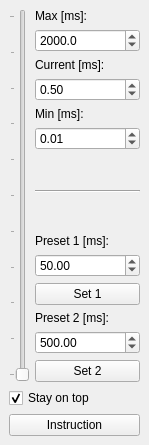
The window that extensions/camera_exposure_controller/camera_exposure_controller.ui (The-Thomas-Lab-UCL/orm-iris) describes before a commit, drawn with Qt 5.
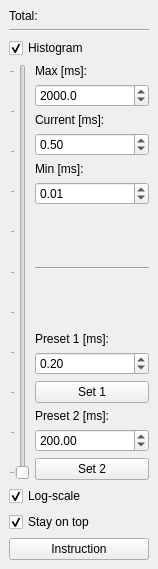
The same window after the commit.

Commit message:
Update: Log and histogram - camera exposure controller
The slider can now be linear or logarithmic
Also shows a histogram of the image brightness

Patch:
```diff
--- a/extensions/camera_exposure_controller/camera_exposure_controller.ui
+++ b/extensions/camera_exposure_controller/camera_exposure_controller.ui
@@ -6,8 +6,8 @@
    <rect>
     <x>0</x>
     <y>0</y>
-    <width>149</width>
-    <height>445</height>
+    <width>158</width>
+    <height>569</height>
    </rect>
   </property>
   <property name="windowTitle">
@@ -17,23 +17,7 @@
    <layout class="QVBoxLayout" name="verticalLayout">
     <item>
      <layout class="QGridLayout" name="main_layout">
-      <item row="0" column="1">
-       <widget class="QLabel" name="label">
-        <property name="sizePolicy">
-         <sizepolicy hsizetype="Minimum" vsizetype="Fixed">
-          <horstretch>0</horstretch>
-          <verstretch>0</verstretch>
-         </sizepolicy>
-        </property>
-        <property name="text">
-         <string>Max [ms]:</string>
-        </property>
-        <property name="alignment">
-         <set>Qt::AlignmentFlag::AlignBottom|Qt::AlignmentFlag::AlignLeading|Qt::AlignmentFlag::AlignLeft</set>
-        </property>
-       </widget>
-      </item>
-      <item row="3" column="1">
+      <item row="7" column="1">
        <widget class="QDoubleSpinBox" name="spin_curr_ms">
         <property name="sizePolicy">
          <sizepolicy hsizetype="MinimumExpanding" vsizetype="Maximum">
@@ -52,40 +36,130 @@
         </property>
        </widget>
       </item>
-      <item row="5" column="1">
-       <widget class="QDoubleSpinBox" name="spin_min_ms">
+      <item row="10" column="1">
+       <spacer name="verticalSpacer">
+        <property name="orientation">
+         <enum>Qt::Orientation::Vertical</enum>
+        </property>
+        <property name="sizeHint" stdset="0">
+         <size>
+          <width>20</width>
+          <height>40</height>
+         </size>
+        </property>
+       </spacer>
+      </item>
+      <item row="1" column="0" colspan="2">
+       <widget class="QLabel" name="lbl_total">
+        <property name="text">
+         <string>Total:</string>
+        </property>
+       </widget>
+      </item>
+      <item row="8" column="1">
+       <widget class="QLabel" name="label_3">
         <property name="sizePolicy">
-         <sizepolicy hsizetype="MinimumExpanding" vsizetype="Maximum">
+         <sizepolicy hsizetype="Minimum" vsizetype="Fixed">
           <horstretch>0</horstretch>
           <verstretch>0</verstretch>
          </sizepolicy>
         </property>
-        <property name="decimals">
-         <number>2</number>
+        <property name="text">
+         <string>Min [ms]:</string>
         </property>
-        <property name="maximum">
-         <double>100000.000000000000000</double>
-        </property>
-        <property name="value">
-         <double>0.010000000000000</double>
+        <property name="alignment">
+         <set>Qt::AlignmentFlag::AlignBottom|Qt::AlignmentFlag::AlignLeading|Qt::AlignmentFlag::AlignLeft</set>
         </property>
        </widget>
       </item>
-      <item row="12" column="1">
+      <item row="16" column="1">
        <widget class="QLabel" name="label_5">
         <property name="text">
          <string>Preset 2 [ms]:</string>
         </property>
        </widget>
       </item>
-      <item row="9" column="1">
+      <item row="21" column="0" colspan="2">
+       <widget class="QPushButton" name="btn_instruction">
+        <property name="text">
+         <string>Instruction</string>
+        </property>
+       </widget>
+      </item>
+      <item row="12" column="1">
+       <spacer name="verticalSpacer_2">
+        <property name="orientation">
+         <enum>Qt::Orientation::Vertical</enum>
+        </property>
+        <property name="sizeHint" stdset="0">
+         <size>
+          <width>20</width>
+          <height>40</height>
+         </size>
+        </property>
+       </spacer>
+      </item>
+      <item row="0" column="0" colspan="2">
+       <layout class="QVBoxLayout" name="lyt_histogram"/>
+      </item>
+      <item row="14" column="1">
+       <widget class="QDoubleSpinBox" name="spin_preset1_ms">
+        <property name="maximum">
+         <double>100000.000000000000000</double>
+        </property>
+        <property name="value">
+         <double>0.200000000000000</double>
+        </property>
+       </widget>
+      </item>
+      <item row="4" column="1">
+       <widget class="QLabel" name="label">
+        <property name="sizePolicy">
+         <sizepolicy hsizetype="Minimum" vsizetype="Fixed">
+          <horstretch>0</horstretch>
+          <verstretch>0</verstretch>
+         </sizepolicy>
+        </property>
+        <property name="text">
+         <string>Max [ms]:</string>
+        </property>
+        <property name="alignment">
+         <set>Qt::AlignmentFlag::AlignBottom|Qt::AlignmentFlag::AlignLeading|Qt::AlignmentFlag::AlignLeft</set>
+        </property>
+       </widget>
+      </item>
+      <item row="13" column="1">
        <widget class="QLabel" name="label_4">
         <property name="text">
          <string>Preset 1 [ms]:</string>
         </property>
        </widget>
       </item>
-      <item row="0" column="0" rowspan="15">
+      <item row="3" column="0" colspan="2">
+       <widget class="QCheckBox" name="chk_histogram">
+        <property name="text">
+         <string>Histogram</string>
+        </property>
+        <property name="checked">
+         <bool>true</bool>
+        </property>
+       </widget>
+      </item>
+      <item row="18" column="1">
+       <widget class="QPushButton" name="btn_preset2">
+        <property name="text">
+         <string>Set 2</string>
+        </property>
+       </widget>
+      </item>
+      <item row="11" column="1">
+       <widget class="Line" name="line">
+        <property name="orientation">
+         <enum>Qt::Orientation::Horizontal</enum>
+        </property>
+       </widget>
+      </item>
+      <item row="4" column="0" rowspan="15">
        <widget class="QSlider" name="slider_relative">
         <property name="sizePolicy">
          <sizepolicy hsizetype="Fixed" vsizetype="Expanding">
@@ -115,14 +189,27 @@
         </property>
        </widget>
       </item>
-      <item row="16" column="0" colspan="2">
-       <widget class="QPushButton" name="btn_instruction">
+      <item row="17" column="1">
+       <widget class="QDoubleSpinBox" name="spin_preset2_ms">
+        <property name="maximum">
+         <double>100000.000000000000000</double>
+        </property>
+        <property name="value">
+         <double>200.000000000000000</double>
+        </property>
+       </widget>
+      </item>
+      <item row="20" column="0" colspan="2">
+       <widget class="QCheckBox" name="chk_stayOnTop">
         <property name="text">
-         <string>Instruction</string>
+         <string>Stay on top</string>
+        </property>
+        <property name="checked">
+         <bool>true</bool>
         </property>
        </widget>
       </item>
-      <item row="2" column="1">
+      <item row="6" column="1">
        <widget class="QLabel" name="label_2">
         <property name="sizePolicy">
          <sizepolicy hsizetype="Minimum" vsizetype="Fixed">
@@ -138,44 +225,43 @@
         </property>
        </widget>
       </item>
-      <item row="8" column="1">
-       <spacer name="verticalSpacer_2">
-        <property name="orientation">
-         <enum>Qt::Orientation::Vertical</enum>
+      <item row="15" column="1">
+       <widget class="QPushButton" name="btn_preset1">
+        <property name="text">
+         <string>Set 1</string>
         </property>
-        <property name="sizeHint" stdset="0">
-         <size>
-          <width>20</width>
-          <height>40</height>
-         </size>
-        </property>
-       </spacer>
+       </widget>
       </item>
-      <item row="13" column="1">
-       <widget class="QDoubleSpinBox" name="spin_preset2_ms">
+      <item row="9" column="1">
+       <widget class="QDoubleSpinBox" name="spin_min_ms">
+        <property name="sizePolicy">
+         <sizepolicy hsizetype="MinimumExpanding" vsizetype="Maximum">
+          <horstretch>0</horstretch>
+          <verstretch>0</verstretch>
+         </sizepolicy>
+        </property>
+        <property name="decimals">
+         <number>2</number>
+        </property>
         <property name="maximum">
          <double>100000.000000000000000</double>
         </property>
         <property name="value">
-         <double>500.000000000000000</double>
+         <double>0.010000000000000</double>
         </property>
        </widget>
       </item>
-      <item row="14" column="1">
-       <widget class="QPushButton" name="btn_preset2">
+      <item row="19" column="0" colspan="2">
+       <widget class="QCheckBox" name="chk_logarithmic">
         <property name="text">
-         <string>Set 2</string>
+         <string>Log-scale</string>
         </property>
-       </widget>
-      </item>
-      <item row="7" column="1">
-       <widget class="Line" name="line">
-        <property name="orientation">
-         <enum>Qt::Orientation::Horizontal</enum>
+        <property name="checked">
+         <bool>true</bool>
         </property>
        </widget>
       </item>
-      <item row="1" column="1">
+      <item row="5" column="1">
        <widget class="QDoubleSpinBox" name="spin_max_ms">
         <property name="sizePolicy">
          <sizepolicy hsizetype="MinimumExpanding" vsizetype="Maximum">
@@ -194,59 +280,10 @@
         </property>
        </widget>
       </item>
-      <item row="10" column="1">
-       <widget class="QDoubleSpinBox" name="spin_preset1_ms">
-        <property name="maximum">
-         <double>100000.000000000000000</double>
-        </property>
-        <property name="value">
-         <double>50.000000000000000</double>
-        </property>
-       </widget>
-      </item>
-      <item row="11" column="1">
-       <widget class="QPushButton" name="btn_preset1">
-        <property name="text">
-         <string>Set 1</string>
-        </property>
-       </widget>
-      </item>
-      <item row="6" column="1">
-       <spacer name="verticalSpacer">
+      <item row="2" column="0" colspan="2">
+       <widget class="Line" name="line_2">
         <property name="orientation">
-         <enum>Qt::Orientation::Vertical</enum>
-        </property>
-        <property name="sizeHint" stdset="0">
-         <size>
-          <width>20</width>
-          <height>40</height>
-         </size>
-        </property>
-       </spacer>
-      </item>
-      <item row="4" column="1">
-       <widget class="QLabel" name="label_3">
-        <property name="sizePolicy">
-         <sizepolicy hsizetype="Minimum" vsizetype="Fixed">
-          <horstretch>0</horstretch>
-          <verstretch>0</verstretch>
-         </sizepolicy>
-        </property>
-        <property name="text">
-         <string>Min [ms]:</string>
-        </property>
-        <property name="alignment">
-         <set>Qt::AlignmentFlag::AlignBottom|Qt::AlignmentFlag::AlignLeading|Qt::AlignmentFlag::AlignLeft</set>
-        </property>
-       </widget>
-      </item>
-      <item row="15" column="0" colspan="2">
-       <widget class="QCheckBox" name="chk_stayOnTop">
-        <property name="text">
-         <string>Stay on top</string>
-        </property>
-        <property name="checked">
-         <bool>true</bool>
+         <enum>Qt::Orientation::Horizontal</enum>
         </property>
        </widget>
       </item>
```
The commit also changes 2 other files.
